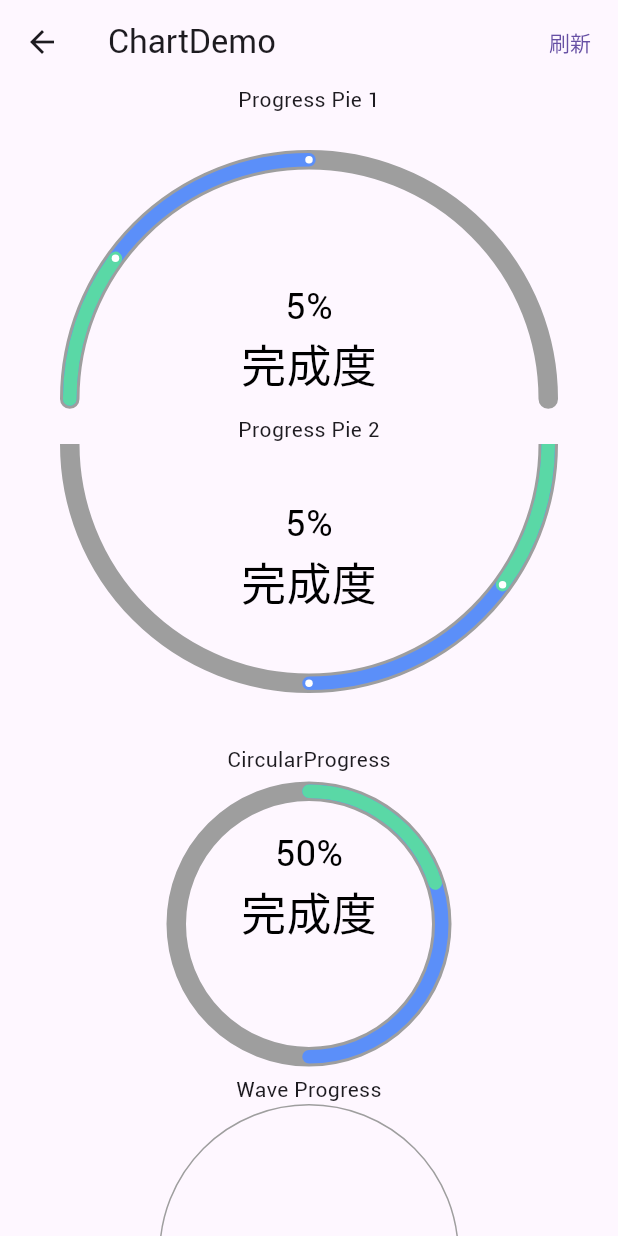
After one commit to JDongKhan/flutter_chart, a Flutter app: the screen it shows after launch, after a tap on "Progress", on a phone screen of 412 x 824 dp. The commit adds this screen. Run offline on Flutter 3.47's test engine with Material 3 defaults, Android fonts, the phone set to English and light mode, and no system bars; our stand-ins replace path_drawing.

Commit message:
update example

```diff
--- a/example/lib/chart_demo_page.dart
+++ b/example/lib/chart_demo_page.dart
@@ -7,6 +7,7 @@ import 'page/big_data_2_demo.dart';
 import 'page/big_data_demo_page.dart';
 import 'page/line_ecg_demo_page.dart';
 import 'page/line_scale_demo_page.dart';
+import 'page/progress_demo_page.dart';
 import 'page/radar_demo_page.dart';
 import 'page/scatter_demo_page.dart';
 import 'page/tween_bar_demo_page.dart';
@@ -62,6 +63,16 @@ class ChartDemoPage extends StatelessWidget {
               );
             },
             child: const Text('Pie'),
+          ),
+          TextButton(
+            onPressed: () {
+              Navigator.of(context).push(
+                MaterialPageRoute(
+                  builder: (_) => const ProgressDemoPage(),
+                ),
+              );
+            },
+            child: const Text('Progress'),
           ),
           TextButton(
             onPressed: () {
--- a/example/lib/main.dart
+++ b/example/lib/main.dart
@@ -14,6 +14,7 @@ class MyApp extends StatelessWidget {
   Widget build(BuildContext context) {
     return MaterialApp(
       title: 'Flutter Demo',
+      debugShowCheckedModeBanner: false,
       theme: ThemeData(
         fontFamilyFallback: ['Roboto'],
         // This is the theme of your application.
--- /dev/null
+++ b/example/lib/page/progress_demo_page.dart
@@ -0,0 +1,164 @@
+import 'dart:math';
+
+import 'package:flutter/material.dart';
+import 'package:flutter_chart_plus/flutter_chart.dart';
+
+import 'widget/wave_progress_demo.dart';
+
+/// @author jd
+
+class ProgressDemoPage extends StatefulWidget {
+  const ProgressDemoPage({super.key});
+
+  @override
+  State<ProgressDemoPage> createState() => _ProgressDemoPageState();
+}
+
+class _ProgressDemoPageState extends State<ProgressDemoPage> {
+  List list = [0.5, 0.2];
+
+  @override
+  Widget build(BuildContext context) {
+    return Scaffold(
+      appBar: AppBar(
+        title: const Text('ChartDemo'),
+        actions: [
+          TextButton(
+            onPressed: () {
+              setState(() {
+                var d = Random().nextDouble();
+                list = [d + 0.2, d];
+              });
+            },
+            child: const Text("刷新"),
+          ),
+        ],
+      ),
+      body: SingleChildScrollView(
+        child: Column(
+          children: [
+            const Text('Progress Pie 1'),
+            Container(
+              padding: const EdgeInsets.symmetric(horizontal: 40),
+              height: 200,
+              child: Stack(
+                children: [
+                  const Positioned.fill(
+                    top: 100,
+                    child: Center(
+                      child: Column(
+                        mainAxisSize: MainAxisSize.min,
+                        children: [
+                          Text('5%', style: TextStyle(fontSize: 24, color: Colors.black)),
+                          Text('完成度', style: TextStyle(fontSize: 30, color: Colors.black)),
+                        ],
+                      ),
+                    ),
+                  ),
+                  ChartWidget(
+                    coordinateRender: ChartCircularCoordinateRender(
+                      animationDuration: const Duration(seconds: 1),
+                      margin: const EdgeInsets.only(bottom: 10),
+                      strokeCap: StrokeCap.round,
+                      borderColor: Colors.grey,
+                      borderWidth: 13,
+                      arcDirection: ArcDirection.up,
+                      charts: [
+                        Progress(
+                          strokeWidth: 9,
+                          endPoint: true,
+                          strokeCap: StrokeCap.round,
+                          data: list,
+                          position: (item, index) => item,
+                        ),
+                      ],
+                    ),
+                  ),
+                ],
+              ),
+            ),
+            const Text('Progress Pie 2'),
+            Container(
+              padding: const EdgeInsets.symmetric(horizontal: 40),
+              height: 200,
+              child: Stack(
+                children: [
+                  const Positioned.fill(
+                    bottom: 50,
+                    child: Center(
+                      child: Column(
+                        mainAxisSize: MainAxisSize.min,
+                        children: [
+                          Text('5%', style: TextStyle(fontSize: 24, color: Colors.black)),
+                          Text('完成度', style: TextStyle(fontSize: 30, color: Colors.black)),
+                        ],
+                      ),
+                    ),
+                  ),
+                  ChartWidget(
+                    coordinateRender: ChartCircularCoordinateRender(
+                      margin: const EdgeInsets.only(bottom: 10),
+                      strokeCap: StrokeCap.round,
+                      borderColor: Colors.grey,
+                      borderWidth: 13,
+                      arcDirection: ArcDirection.down,
+                      charts: [
+                        Progress(
+                          strokeWidth: 9,
+                          endPoint: true,
+                          strokeCap: StrokeCap.round,
+                          data: list,
+                          position: (item, index) => item,
+                        ),
+                      ],
+                    ),
+                  ),
+                ],
+              ),
+            ),
+            const Text('CircularProgress'),
+            Container(
+              padding: const EdgeInsets.symmetric(horizontal: 40),
+              height: 200,
+              child: Stack(
+                children: [
+                  const Positioned.fill(
+                    bottom: 50,
+                    child: Center(
+                      child: Column(
+                        mainAxisSize: MainAxisSize.min,
+                        children: [
+                          Text('50%', style: TextStyle(fontSize: 24, color: Colors.black)),
+                          Text('完成度', style: TextStyle(fontSize: 30, color: Colors.black)),
+                        ],
+                      ),
+                    ),
+                  ),
+                  ChartWidget(
+                    coordinateRender: ChartCircularCoordinateRender(
+                      animationDuration: const Duration(seconds: 1),
+                      margin: const EdgeInsets.only(bottom: 10),
+                      strokeCap: StrokeCap.round,
+                      borderColor: Colors.grey,
+                      borderWidth: 13,
+                      arcDirection: ArcDirection.none,
+                      charts: [
+                        CircularProgress(
+                          strokeWidth: 9,
+                          strokeCap: StrokeCap.round,
+                          data: list,
+                          position: (item, index) => item,
+                        ),
+                      ],
+                    ),
+                  ),
+                ],
+              ),
+            ),
+            const WaveProgressDemo(),
+          ],
+        ),
+      ),
+    );
+  }
+}
--- a/pubspec.yaml
+++ b/pubspec.yaml
@@ -1,6 +1,6 @@
 name: flutter_chart_plus
 description: A simple and easy-to-use flutter chart package.
-version: 0.3.9
+version: 0.4.0
 homepage: https://github.com/JDongKhan/flutter_chart.git
 
 environment:
```
Also changed, not shown: example/lib/page/pie_demo_page.dart (+0 -124 lines).
